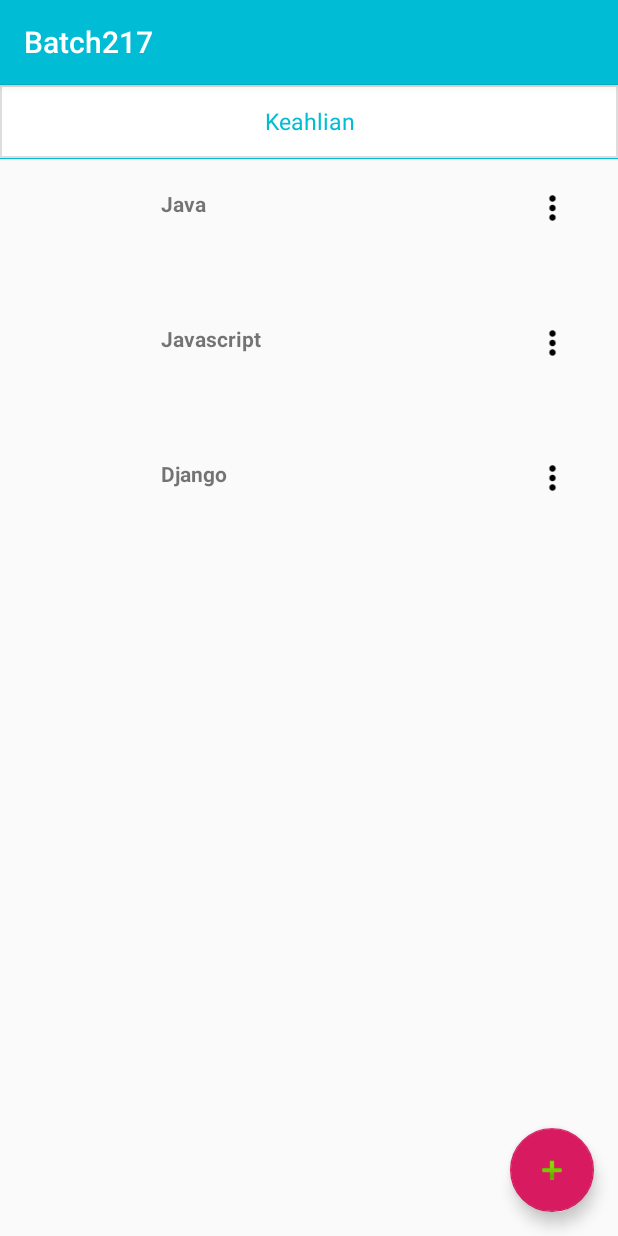
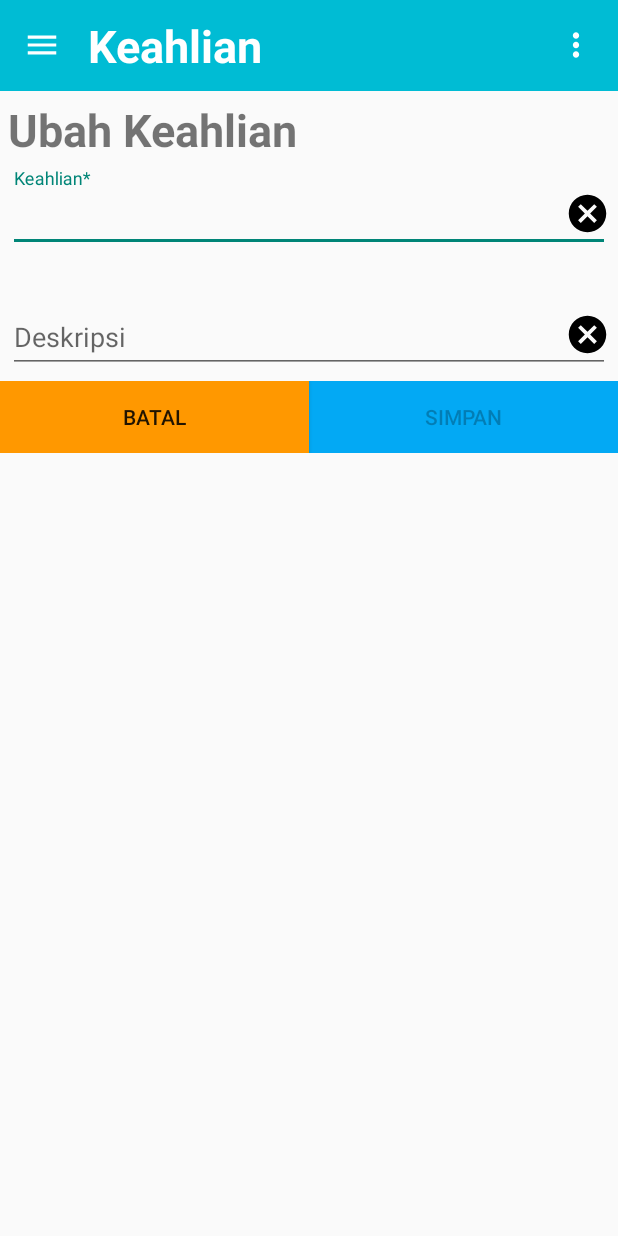
Before and after one commit to raymasrionaldi/Kalbe, an Android app: the fragment KeahlianFragment shown on its own in the app's theme, after a tap on an icon or button, on a phone screen of 412 x 824 dp. Run offline under Robolectric (Android 15) with nearby library versions, the phone set to English and light mode, and no system bars; our stand-ins replace CircleImageView; libraries missing offline, so code that uses them is left out: com.github.ramiz.nameinitialscircleimageview; plain views replace NameInitialsCircleImageView; 2 statements that could not run were skipped.

Commit message:
Update Keahlian
Activity input data

```diff
--- a/app/src/main/AndroidManifest.xml
+++ b/app/src/main/AndroidManifest.xml
@@ -9,6 +9,10 @@
         android:roundIcon="@mipmap/ic_launcher_round"
         android:supportsRtl="true"
         android:theme="@style/AppTheme">
+        <activity
+            android:name=".ui.keahlian.InputDataActivity"
+            android:theme="@style/Theme.AppCompat.Light.NoActionBar" >
+        </activity>
         <activity
             android:name=".HomeActivity"
             android:label="@string/app_name"
--- /dev/null
+++ b/app/src/main/java/com/xsis/android/batch217/ui/keahlian/InputDataActivity.kt
@@ -0,0 +1,67 @@
+package com.xsis.android.batch217.ui.keahlian
+
+import androidx.appcompat.app.AppCompatActivity
+import android.os.Bundle
+import android.text.Editable
+import android.text.TextWatcher
+import androidx.core.view.isVisible
+import com.xsis.android.batch217.R
+import kotlinx.android.synthetic.main.activity_input_data.*
+
+class InputDataActivity : AppCompatActivity() {
+
+    override fun onCreate(savedInstanceState: Bundle?) {
+        super.onCreate(savedInstanceState)
+        setContentView(R.layout.activity_input_data)
+
+        cekIsi()
+        hapus()
+        simpan()
+        batal()
+    }
+
+    fun simpan(){
+        //Simpan ke database
+
+        //Ke activity list tipe identitas (list sudah terbarui)
+    }
+
+    fun batal(){
+        //Ke activity list tipe identitas
+        tipeidentitasBatal.setOnClickListener { finish() }
+    }
+
+    fun cekIsi(){
+        tipeTipeIdentitas.addTextChangedListener(object : TextWatcher {
+            override fun afterTextChanged(s: Editable?) {
+            }
+            override fun beforeTextChanged(s: CharSequence?, start: Int, count: Int, after: Int) {
+            }
+            override fun onTextChanged(s: CharSequence?, start: Int, before: Int, count: Int) {
+                //Enable tombol simpan ketika user sudah mulai mengisi form
+                tipeidentitasSimpan.isEnabled = true
+
+                //Tipe identitas tidak boleh kosong
+                val tipeIdentitas = tipeTipeIdentitas.text.toString().trim()
+                errorTipeIdentitas.isVisible = tipeIdentitas.isEmpty()
+            }
+        })
+        deskripsiTipeIdentitas.addTextChangedListener(object : TextWatcher {
+            override fun afterTextChanged(s: Editable?) {
+            }
+            override fun beforeTextChanged(s: CharSequence?, start: Int, count: Int, after: Int) {
+            }
+            override fun onTextChanged(s: CharSequence?, start: Int, before: Int, count: Int) {
+                //Enable tombol simpan ketika user sudah mulai mengisi form
+                tipeidentitasSimpan.isEnabled = true
+            }
+        })
+    }
+
+    fun hapus(){
+        clearDeskripsi.setOnClickListener {deskripsiTipeIdentitas.setText("") }
+        clearTipeIdentitas.setOnClickListener {tipeTipeIdentitas.setText("") }
+    }
+
+
+}
--- a/app/src/main/java/com/xsis/android/batch217/ui/keahlian/KeahlianFragment.kt
+++ b/app/src/main/java/com/xsis/android/batch217/ui/keahlian/KeahlianFragment.kt
@@ -1,5 +1,6 @@
 package com.xsis.android.batch217.ui.keahlian
 
+import android.content.Intent
 import android.os.Bundle
 import android.view.LayoutInflater
 import android.view.View
@@ -43,7 +44,9 @@ class KeahlianFragment : Fragment() {
         getSemuaKeahlian(recyclerView, databaseQueryHelper)
         recyclerView.layoutManager=layoutManager
         root.fab_keahlian.setOnClickListener { view ->
-            Toast.makeText(context,"onClick", Toast.LENGTH_LONG).show()
+//            Toast.makeText(context,"onClick", Toast.LENGTH_LONG).show()
+            val intent = Intent(context, InputDataActivity::class.java)
+            startActivity(intent)
         }
 
         return root
--- /dev/null
+++ b/app/src/main/res/drawable/ic_cancel_black.xml
@@ -0,0 +1,9 @@
+<vector xmlns:android="http://schemas.android.com/apk/res/android"
+        android:width="24dp"
+        android:height="24dp"
+        android:viewportWidth="24.0"
+        android:viewportHeight="24.0">
+    <path
+        android:fillColor="#FF000000"
+        android:pathData="M12,2C6.47,2 2,6.47 2,12s4.47,10 10,10 10,-4.47 10,-10S17.53,2 12,2zM17,15.59L15.59,17 12,13.41 8.41,17 7,15.59 10.59,12 7,8.41 8.41,7 12,10.59 15.59,7 17,8.41 13.41,12 17,15.59z"/>
+</vector>
--- /dev/null
+++ b/app/src/main/res/drawable/ic_menu_three_line_white.xml
@@ -0,0 +1,5 @@
+<vector android:height="24dp" android:tint="#FFFFFF"
+    android:viewportHeight="24.0" android:viewportWidth="24.0"
+    android:width="24dp" xmlns:android="http://schemas.android.com/apk/res/android">
+    <path android:fillColor="#FF000000" android:pathData="M3,18h18v-2L3,16v2zM3,13h18v-2L3,11v2zM3,6v2h18L21,6L3,6z"/>
+</vector>
--- /dev/null
+++ b/app/src/main/res/layout/activity_input_data.xml
@@ -0,0 +1,155 @@
+<?xml version="1.0" encoding="utf-8"?>
+<LinearLayout xmlns:android="http://schemas.android.com/apk/res/android"
+    xmlns:app="http://schemas.android.com/apk/res-auto"
+    xmlns:tools="http://schemas.android.com/tools"
+    android:layout_width="match_parent"
+    android:layout_height="match_parent"
+    tools:context=".ui.keahlian.InputDataActivity"
+    android:orientation="vertical">
+
+    <LinearLayout
+        android:layout_width="match_parent"
+        android:layout_height="wrap_content"
+        android:orientation="horizontal"
+        android:gravity="center_horizontal|center_vertical"
+        android:background="@color/warnaBiru"
+        android:padding="10dp">
+
+        <LinearLayout
+            android:layout_width="0dp"
+            android:layout_height="wrap_content"
+            android:orientation="vertical"
+            android:layout_weight="1">
+
+            <ImageView
+                android:layout_width="25dp"
+                android:layout_height="25dp"
+                android:layout_margin="5dp"
+                android:src="@drawable/ic_menu_three_line_white"/>
+        </LinearLayout>
+        <LinearLayout
+            android:layout_width="0dp"
+            android:layout_height="wrap_content"
+            android:orientation="vertical"
+            android:layout_weight="9">
+            <TextView
+                android:layout_width="match_parent"
+                android:layout_height="wrap_content"
+                android:text="Keahlian"
+                android:textStyle="bold"
+                android:textSize="30sp"
+                android:textColor="@color/colorWhite"
+                android:paddingLeft="13dp"/>
+        </LinearLayout>
+
+        <LinearLayout
+            android:layout_width="0dp"
+            android:layout_height="wrap_content"
+            android:orientation="vertical"
+            android:layout_weight="1">
+
+            <ImageView
+                android:layout_width="25dp"
+                android:layout_height="25dp"
+                android:layout_margin="5dp"
+                android:src="@drawable/ic_three_dots_option_white"/>
+        </LinearLayout>
+
+    </LinearLayout>
+    <TextView
+        android:layout_width="match_parent"
+        android:layout_height="wrap_content"
+        android:layout_margin="5dp"
+        android:textStyle="bold"
+        android:text="Ubah Keahlian"
+        android:textSize="30sp"/>
+
+    <FrameLayout
+        android:layout_width="match_parent"
+        android:layout_height="wrap_content"
+        android:orientation="horizontal">
+
+        <com.google.android.material.textfield.TextInputLayout
+            android:layout_width="match_parent"
+            android:layout_height="wrap_content"
+            android:orientation="horizontal">
+
+            <com.google.android.material.textfield.TextInputEditText
+                android:id="@+id/tipeTipeIdentitas"
+                android:layout_width="match_parent"
+                android:layout_height="wrap_content"
+                android:text=""
+                android:layout_margin="5dp"
+                android:hint="Keahlian*"/>
+
+        </com.google.android.material.textfield.TextInputLayout>
+
+        <Button
+            android:id="@+id/clearTipeIdentitas"
+            android:layout_width="30dp"
+            android:layout_height="30dp"
+            android:layout_gravity="end|center_vertical"
+            android:layout_marginRight="5dp"
+            android:background="@drawable/ic_cancel_black" />
+
+    </FrameLayout>
+    <TextView
+        android:id="@+id/errorTipeIdentitas"
+        android:layout_width="match_parent"
+        android:layout_height="wrap_content"
+        android:text="Error : Tipe identitas tidak boleh kosong"
+        android:textColor="@android:color/holo_red_dark"
+        android:visibility="invisible"
+        android:paddingLeft="10dp"/>
+
+    <FrameLayout
+        android:layout_width="match_parent"
+        android:layout_height="wrap_content">
+
+        <com.google.android.material.textfield.TextInputLayout
+            android:layout_width="match_parent"
+            android:layout_height="wrap_content">
+
+            <com.google.android.material.textfield.TextInputEditText
+                android:id="@+id/deskripsiTipeIdentitas"
+                android:layout_width="match_parent"
+                android:layout_height="wrap_content"
+                android:text=""
+                android:layout_margin="5dp"
+                android:hint="Deskripsi" />
+
+        </com.google.android.material.textfield.TextInputLayout>
+
+        <Button
+            android:id="@+id/clearDeskripsi"
+            android:layout_width="30dp"
+            android:layout_height="30dp"
+            android:layout_gravity="end|center_vertical"
+            android:layout_marginRight="5dp"
+            android:background="@drawable/ic_cancel_black" />
+    </FrameLayout>
+    <LinearLayout
+        android:layout_width="match_parent"
+        android:layout_height="wrap_content"
+        android:orientation="horizontal">
+
+        <Button
+            android:id="@+id/tipeidentitasBatal"
+            android:layout_width="match_parent"
+            android:layout_height="wrap_content"
+            android:layout_weight="1"
+            android:background="@color/warnaButtonBatal"
+            android:text="Batal" />
+
+        <Button
+            android:id="@+id/tipeidentitasSimpan"
+            android:layout_width="match_parent"
+            android:layout_height="wrap_content"
+            android:layout_weight="1"
+            android:background="@color/warnaButtonSimpan"
+            android:text="Simpan"
+            android:enabled="false"/>
+
+    </LinearLayout>
+
+</LinearLayout>
--- a/app/src/main/res/values-v21/colors.xml
+++ b/app/src/main/res/values-v21/colors.xml
@@ -7,5 +7,7 @@
     <color name="warnaAbu">#CCCCCC</color>
     <color name="warnaBackgroundBorder">#FFDDDDDD</color>
     <color name="colorWhite">#FFFFFF</color>
+    <color name="warnaButtonSimpan">#03A9F4</color>
+    <color name="warnaButtonBatal">#FF9800</color>
 
 </resources>
--- /dev/null
+++ b/app/src/main/res/values/strings.xml
@@ -0,0 +1 @@
+<resources></resources>
```
